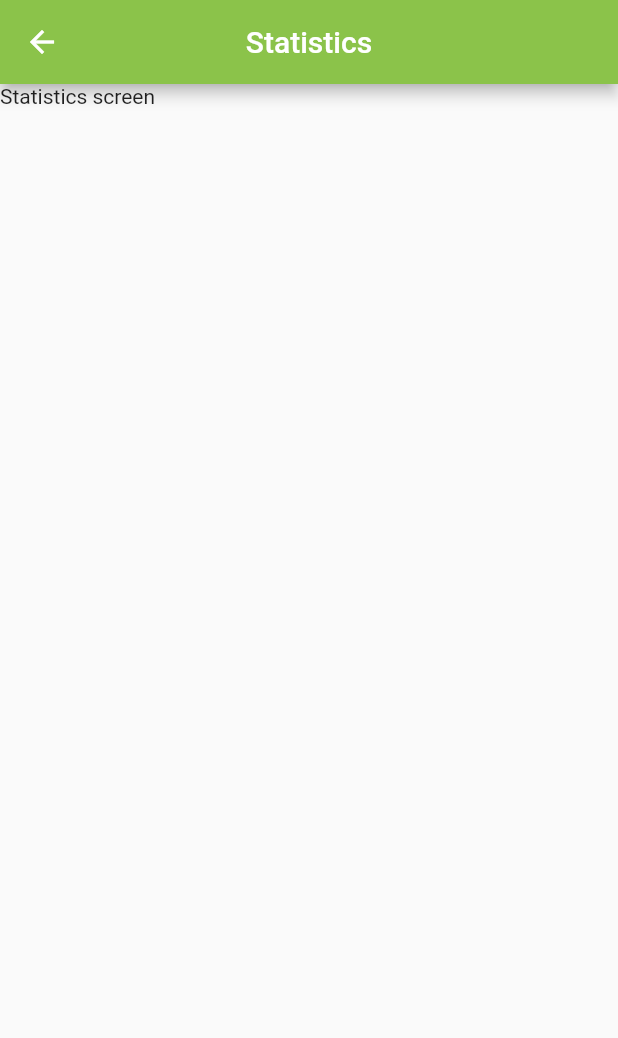
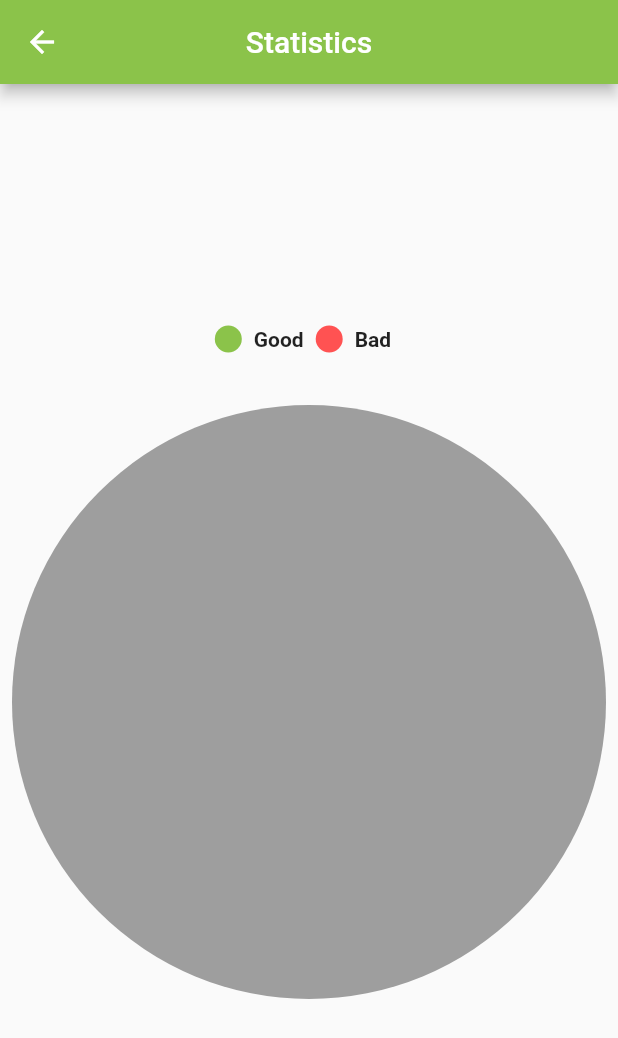
Before and after one commit to goodiny777/Karma-Flutter, a Flutter app: the screen it shows after launch, in the side drawer, after a tap on "Statistics", on a phone screen of 412 x 824 dp. Shown: the top 1038 px of the screen. Run offline on Flutter 3.47's test engine with Material 2 defaults, Android fonts, the phone set to English and light mode, and no system bars; drawn by our look-alikes of pie_chart; our stand-ins replace animated_splash_screen, flutter_local_notifications, fluttertoast, sqflite, timezone; accounts and stored records are empty.

Commit message:
statistics screen

```diff
--- a/karma/karma/lib/screens/statistics_page.dart
+++ b/karma/karma/lib/screens/statistics_page.dart
@@ -1,9 +1,14 @@
 import 'package:flutter/material.dart';
 import 'package:flutter/widgets.dart';
+import 'package:karma/general/db.dart';
+import 'package:karma/models/deed.dart';
+import 'package:pie_chart/pie_chart.dart';
 
 class StatisticsWidget extends StatefulWidget {
   StatisticsWidget({Key? key, this.title}) : super(key: key);
   final String? title;
+  final DBProvider _dbProvider = DBProvider.db;
+  List<Deed> deeds = [];
 
   @override
   _StatisticsState createState() => _StatisticsState();
@@ -11,20 +16,62 @@ class StatisticsWidget extends StatefulWidget {
 
 class _StatisticsState extends State<StatisticsWidget> {
   @override
+  void initState() {
+    widget._dbProvider
+        .getAllDeeds()
+        .then((value) => widget.deeds = value)
+        .whenComplete(() => setState(() {}));
+  }
+
+  @override
   Widget build(BuildContext context) {
     return Scaffold(
       appBar: AppBar(
           centerTitle: true,
           leading: GestureDetector(
-              child: Icon(Icons.arrow_back, color: Colors.white,),
+              child: Icon(
+                Icons.arrow_back,
+                color: Colors.white,
+              ),
               onTap: () => {Navigator.pop(context)}),
           title: Text(
             'Statistics',
             style: TextStyle(color: Colors.white),
             textAlign: TextAlign.center,
           )),
-      body: Column(
-        children: [Text("Statistics screen")],
+      body: Center(
+        child: PieChart(
+          dataMap: {
+            "Good": widget.deeds
+                .where((element) => element.type == true)
+                .length
+                .toDouble(),
+            "Bad": widget.deeds
+                .where((element) => element.type == false)
+                .length
+                .toDouble()
+          },
+          animationDuration: Duration(milliseconds: 800),
+          chartLegendSpacing: 32,
+          chartRadius: MediaQuery.of(context).size.width,
+          colorList: [Colors.lightGreen, Colors.redAccent],
+          legendOptions: LegendOptions(
+            showLegendsInRow: true,
+            legendPosition: LegendPosition.top,
+            showLegends: true,
+            legendShape: BoxShape.circle,
+            legendTextStyle: TextStyle(
+              fontWeight: FontWeight.bold,
+            ),
+          ),
+          chartValuesOptions: ChartValuesOptions(
+            showChartValueBackground: false,
+            showChartValues: true,
+            showChartValuesInPercentage: true,
+            showChartValuesOutside: false,
+            decimalPlaces: 1,
+          ),
+        ),
       ),
     );
   }
--- a/karma/karma/pubspec.yaml
+++ b/karma/karma/pubspec.yaml
@@ -30,6 +30,7 @@ dependencies:
   animated_splash_screen: ^1.1.0
   flutter_local_notifications: ^5.0.0+1
   timezone: ^0.7.0
+  pie_chart: ^5.0.0
 
 dev_dependencies:
   flutter_test:
```
Also changed, not shown: karma/karma/pubspec.lock.
